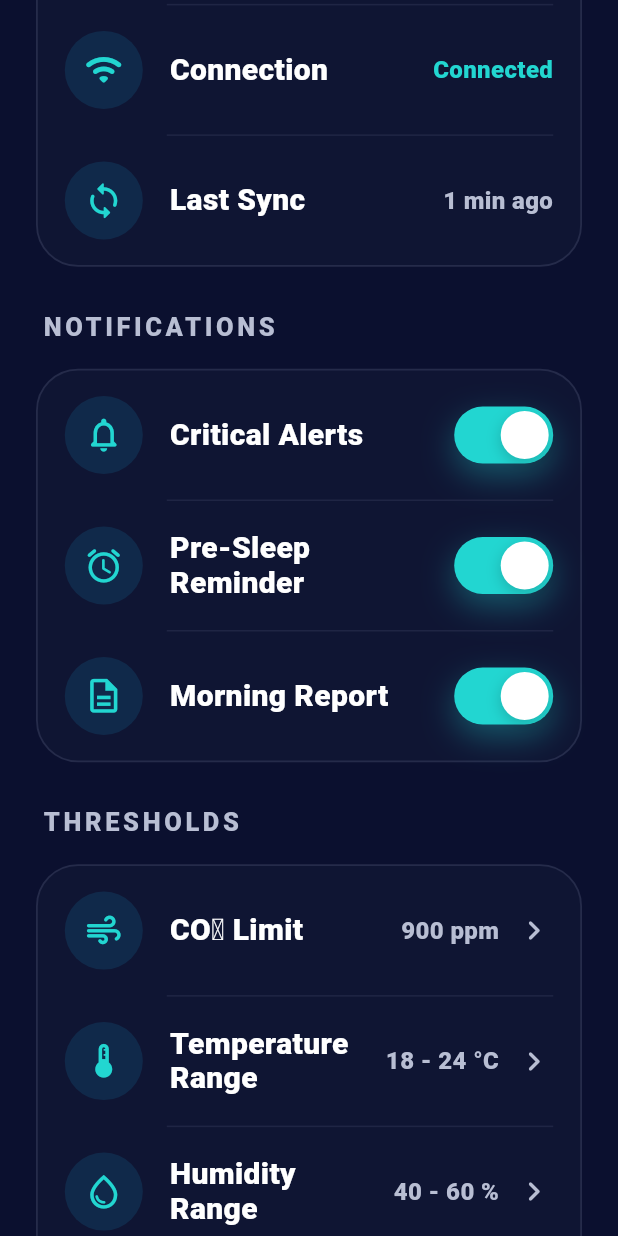
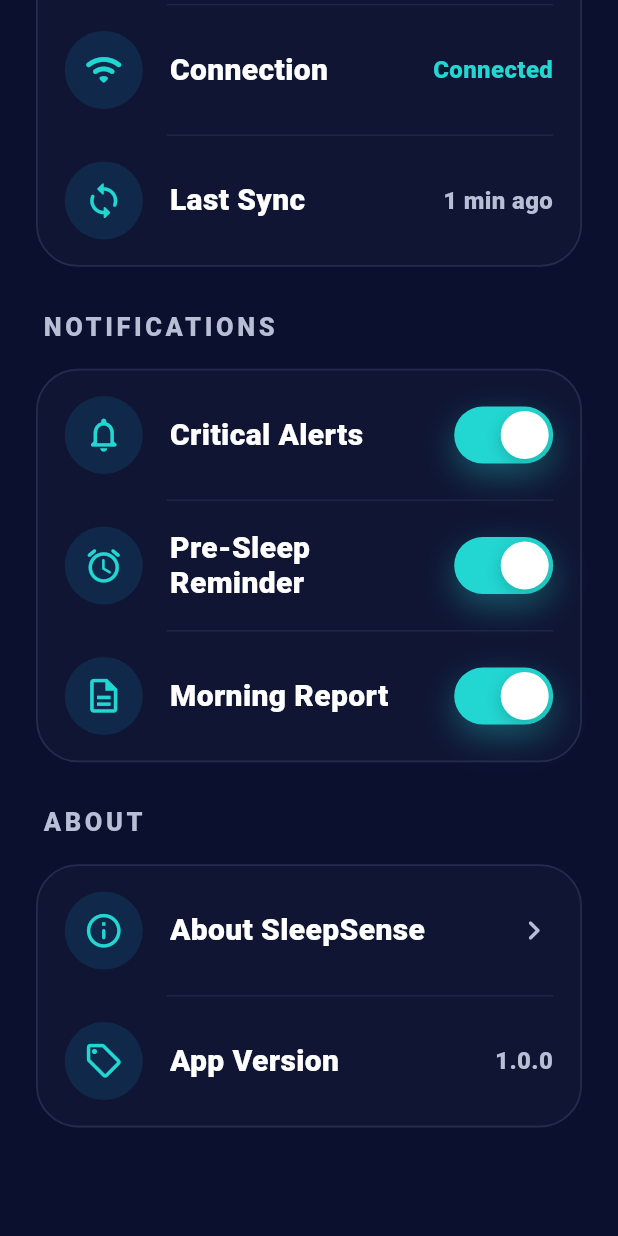
Before and after one commit to PakkPi0204/SleepSense-Project, a Flutter app: the SettingsScreen screen opened directly, scrolled down 576 dp, on a phone screen of 412 x 824 dp. Run offline on Flutter 3.47's test engine with Material 3 defaults, Android fonts, the phone set to English and light mode, and no system bars.

Commit message:
delete threshold setting from setting page

```diff
--- a/lib/features/settings/data/settings_sample_data.dart
+++ b/lib/features/settings/data/settings_sample_data.dart
@@ -67,35 +67,6 @@
     ],
   ),
   SettingsSection(
-    title: 'THRESHOLDS',
-    rows: [
-      SettingsRowData(
-        icon: Icons.air_rounded,
-        title: 'CO₂ Limit',
-        value: '900 ppm',
-        type: SettingsRowType.navigation,
-      ),
-      SettingsRowData(
-        icon: Icons.thermostat_outlined,
-        title: 'Temperature Range',
-        value: '18 - 24 °C',
-        type: SettingsRowType.navigation,
-      ),
-      SettingsRowData(
-        icon: Icons.water_drop_outlined,
-        title: 'Humidity Range',
-        value: '40 - 60 %',
-        type: SettingsRowType.navigation,
-      ),
-      SettingsRowData(
-        icon: Icons.bolt_outlined,
-        title: 'PM2.5 Limit',
-        value: '25 μg/m³',
-        type: SettingsRowType.navigation,
-      ),
-    ],
-  ),
-  SettingsSection(
     title: 'ABOUT',
     rows: [
       SettingsRowData(
```
Also changed, not shown: 1 other file.
